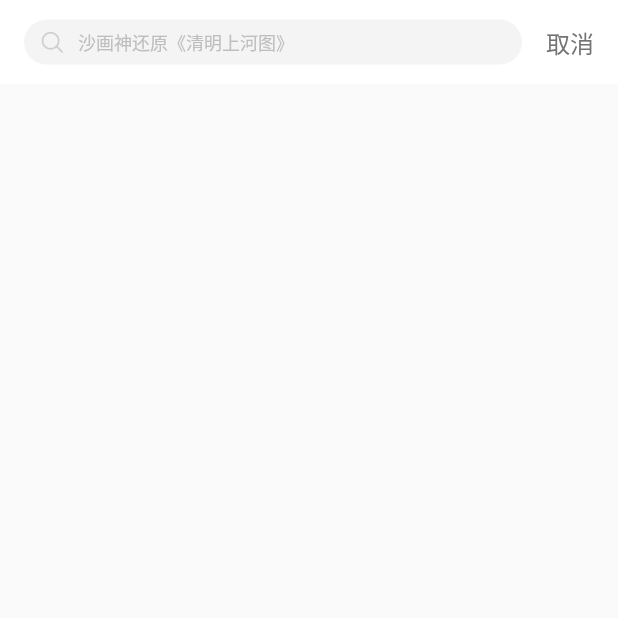
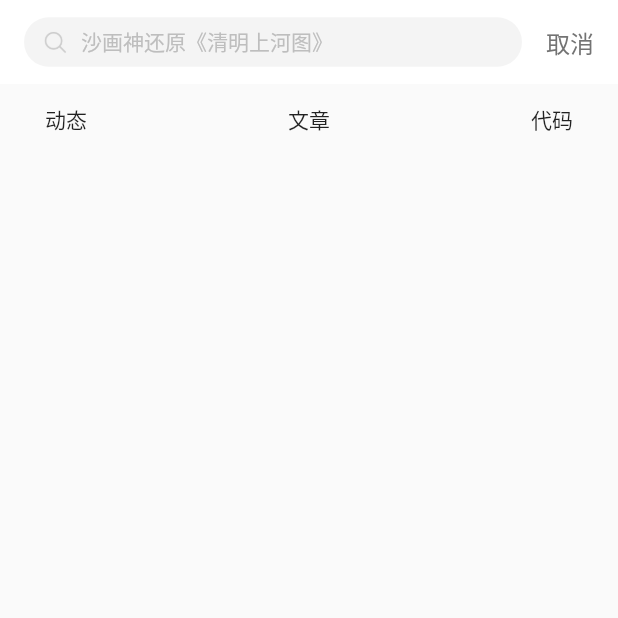
Before and after one commit to hayatesa/bilibili_mock, a Flutter app: the screen it shows after launch, tab 2 chosen, after a tap on "沙画神还原《清明上河图》", on a phone screen of 412 x 824 dp, the top half of it. Run offline on Flutter 3.47's test engine with Material 2 defaults, Android fonts, the phone set to English and light mode, and no system bars.

Commit message:
Add provider; Update layout;

```diff
--- a/lib/main.dart
+++ b/lib/main.dart
@@ -1,9 +1,14 @@
 import 'package:bilibli_mock/route/routes.dart';
 import 'package:bilibli_mock/route/page_route.dart';
+import 'package:bilibli_mock/state/app_state.dart';
 import 'package:bilibli_mock/views/not_found.dart';
 import 'package:flutter/material.dart';
+import 'package:provider/provider.dart';
 
-main() => runApp(App());
+main() => runApp(ChangeNotifierProvider.value(
+      value: AppState(),
+      child: App(),
+    ));
 
 class App extends StatelessWidget {
   const App({Key key}) : super(key: key);
@@ -25,6 +30,7 @@ class App extends StatelessWidget {
   Widget build(BuildContext context) {
     return Container(
       child: MaterialApp(
+        debugShowCheckedModeBanner: false,
         theme: ThemeData(primaryColor: Color.fromARGB(255, 255, 255, 255)),
         title: 'Bilibili',
         initialRoute: '/home',
--- a/lib/route/page_route.dart
+++ b/lib/route/page_route.dart
@@ -94,7 +94,7 @@ class LeftSlidePageRoute extends PageRouteBuilder {
       : super(
             settings: settings,
             // 设置过度时间
-            transitionDuration: Duration(milliseconds: 300),
+            transitionDuration: Duration(milliseconds: 400),
             // 构造器
             pageBuilder: (
               // 上下文和动画
--- a/lib/route/routes.dart
+++ b/lib/route/routes.dart
@@ -20,5 +20,5 @@ List routes = [
   AppRoute('/moment',  (settings) => StaticPageRoute(settings, Moment())),
   AppRoute('/buy',  (settings) => StaticPageRoute(settings, Buy())),
   AppRoute('/search',  (settings) => LeftSlidePageRoute(settings, Search())),
-  AppRoute('/404',  (settings) => StaticPageRoute(settings, NotFound())),
+  AppRoute('/404',  (settings) => LeftSlidePageRoute(settings, NotFound())),
 ];
--- /dev/null
+++ b/lib/state/app_state.dart
@@ -0,0 +1,16 @@
+import 'package:flutter/material.dart';
+
+class UserState with ChangeNotifier {
+
+}
+
+class AppState with ChangeNotifier {
+  String searchKeyword = '沙画神还原《清明上河图》';
+
+  setSearchKeyword(String keyword) {
+    searchKeyword = keyword;
+    notifyListeners();
+  }
+}
+
+// class UserState with ChangeNotifier {}
--- a/lib/views/home.dart
+++ b/lib/views/home.dart
@@ -1,17 +1,13 @@
 import 'package:bilibli_mock/contants/theme.dart';
+import 'package:bilibli_mock/state/app_state.dart';
 import 'package:bilibli_mock/widgets/base_layout.dart';
+import 'package:bilibli_mock/widgets/search.dart';
 import 'package:flutter/material.dart';
+import 'package:provider/provider.dart';
 
-class Home extends StatefulWidget {
+class Home extends StatelessWidget {
   const Home({Key key}) : super(key: key);
 
-  @override
-  State<StatefulWidget> createState() {
-    return _HomeState();
-  }
-}
-
-class _HomeState extends State<Home> {
   @override
   Widget build(BuildContext context) {
     return BaseLayout(
@@ -19,40 +15,12 @@ class _HomeState extends State<Home> {
         child: Row(
           children: <Widget>[
             Expanded(
-              child: Container(
-                padding: EdgeInsets.fromLTRB(10, 6, 10, 6),
-                decoration: BoxDecoration(
-                  color: GREY_LIGHT,
-                  borderRadius: BorderRadius.circular(50),
-                ),
-                child: GestureDetector(
-                  onTap: () {},
-                  child: Row(
-                    children: <Widget>[
-                      Image.asset(
-                        'assets/images/search.png',
-                        height: 18,
-                        width: 18,
-                      ),
-                      Expanded(
-                        child: Container(
-                          padding: EdgeInsets.only(left: 8),
-                          child: GestureDetector(
+              child: Consumer<AppState>(
+                builder: (context, AppState state, child) => SearchLikeButton(
+                  title: state.searchKeyword,
                   onTap: () {
                     Navigator.pushNamed(context, '/search');
                   },
-                            child: Text(
-                              '沙画神还原《清明上河图》',
-                              style: TextStyle(
-                                fontSize: 12,
-                                color: GREY_MID,
-                              ),
-                            ),
-                          ),
-                        ),
-                      ),
-                    ],
-                  ),
                 ),
               ),
             ),
@@ -74,6 +42,7 @@ class _HomeState extends State<Home> {
         ),
       ),
       tabBar: TabBar(
+        onTap: (index) {},
         labelPadding: EdgeInsets.only(left: 0, right: 0),
         labelColor: PINK_PRIMARY,
         unselectedLabelColor: GREY_PRIMARY,
@@ -94,14 +63,16 @@ class _HomeState extends State<Home> {
           Tab(text: '70年'),
         ],
       ),
-      body: TabBarView(children: [
+      body: TabBarView(
+        children: [
           Center(child: Text('直播')),
           Center(child: Text('推荐')),
           Center(child: Text('热门')),
           Center(child: Text('追番')),
           Center(child: Text('影视')),
           Center(child: Text('70年')),
-      ]),
+        ],
+      ),
     );
   }
 }
--- a/lib/views/not_found.dart
+++ b/lib/views/not_found.dart
@@ -11,18 +11,10 @@ class NotFound extends StatelessWidget {
       child: Column(
         mainAxisAlignment: MainAxisAlignment.center,
         children: <Widget>[
-          Text(
-            '404 Not Found',
-            style: TextStyle(
-              color: Colors.black,
-              fontSize: 14,
-              decoration: TextDecoration.none,
-            ),
-          ),
           RaisedButton(
             color: Colors.white,
             shape: CircleBorder(),
-            child: Icon(Icons.arrow_back, color: PINK_PRIMARY,),
+            child: Icon(Icons.arrow_back, color: PINK_PRIMARY, size: 100,),
             onPressed: () {
               Navigator.pushNamedAndRemoveUntil(
                   context, '/home', (route) => route == null);
--- a/lib/views/search.dart
+++ b/lib/views/search.dart
@@ -1,15 +1,16 @@
 import 'package:bilibli_mock/contants/theme.dart';
+import 'package:bilibli_mock/state/app_state.dart';
+import 'package:bilibli_mock/widgets/search.dart';
 import 'package:flutter/material.dart';
+import 'package:provider/provider.dart';
 
-class Search extends StatefulWidget {
+class Search extends StatelessWidget {
   Search({Key key}) : super(key: key);
 
-  _SearchState createState() => _SearchState();
-}
-
-class _SearchState extends State<Search> {
   @override
   Widget build(BuildContext context) {
+    final _state = Provider.of<AppState>(context);
+
     return Container(
       child: Scaffold(
         appBar: AppBar(
@@ -18,47 +19,13 @@ class _SearchState extends State<Search> {
           title: Row(
             children: <Widget>[
               Expanded(
-                child: Container(
-                  padding: EdgeInsets.fromLTRB(10, 6, 10, 6),
-                  decoration: BoxDecoration(
-                    color: GREY_LIGHT,
-                    borderRadius: BorderRadius.circular(50),
-                  ),
-                  child: GestureDetector(
-                    onTap: () {},
-                    child: Row(
-                      children: <Widget>[
-                        Image.asset(
-                          'assets/images/search.png',
-                          height: 18,
-                          width: 18,
-                        ),
-                        Expanded(
-                          child: Container(
-                            padding: EdgeInsets.only(left: 8),
-                            child: GestureDetector(
-                              onTap: () {
-                                Navigator.pushNamed(context, '/search');
-                              },
-                              child: Text(
-                                '沙画神还原《清明上河图》',
-                                style: TextStyle(
-                                  fontSize: 12,
-                                  color: GREY_MID,
-                                ),
-                              ),
-                            ),
-                          ),
-                        ),
-                      ],
-                    ),
-                  ),
+                child: SearchLikeButton(
+                  title: _state.searchKeyword,
+                  onTap: () => print('search'),
                 ),
               ),
               GestureDetector(
-                onTap: () {
-                  Navigator.pop(context);
-                },
+                onTap: () => Navigator.pop(context),
                 child: Container(
                   padding: EdgeInsets.only(left: 16),
                   child: Text(
@@ -74,7 +41,27 @@ class _SearchState extends State<Search> {
           ),
         ),
         body: Column(
-          children: <Widget>[],
+          children: <Widget>[
+            Consumer<AppState>(
+              builder: (BuildContext context, AppState state, Widget child) => Row(
+                mainAxisAlignment: MainAxisAlignment.spaceBetween,
+                children: <Widget>[
+                  FlatButton(
+                    onPressed: () => state.setSearchKeyword('查找精彩动态内容'),
+                    child: Text('动态'),
+                  ),
+                  FlatButton(
+                    onPressed: () => state.setSearchKeyword('写文章'),
+                    child: Text('文章'),
+                  ),
+                  FlatButton(
+                    onPressed: () => state.setSearchKeyword('写代码'),
+                    child: Text('代码'),
+                  ),
+                ],
+              ),
+            ),
+          ],
         ),
       ),
     );
--- a/lib/widgets/base_layout.dart
+++ b/lib/widgets/base_layout.dart
@@ -27,9 +27,7 @@ class _BaseLayoutState extends State<BaseLayout> {
 
   @override
   Widget build(BuildContext context) {
-    name = ModalRoute.of(context).settings.name;
-    currentIndex = routes.indexOf(name);
-    print(name);
+    currentIndex = routes.indexOf(ModalRoute.of(context).settings.name);
     return Container(
       child: DefaultTabController(
         length: 6,
@@ -90,6 +88,7 @@ class _BaseLayoutState extends State<BaseLayout> {
                   leading: Icon(Icons.history),
                   title: Text('历史记录'),
                   onTap: () {
+                    Navigator.pop(context);
                     Navigator.pushNamed(context, '/404');
                   },
                 ),
@@ -145,42 +144,42 @@ class _BaseLayoutState extends State<BaseLayout> {
                   },
                 ),
                 ListTile(
-                  leading: Icon(Icons.live_tv),
+                  leading: Icon(Icons.star_border),
                   title: Text('BW 成就'),
                   onTap: () {
                     // Navigator.pop(context);
                   },
                 ),
                 ListTile(
-                  leading: Icon(Icons.live_tv),
+                  leading: Icon(Icons.sim_card),
                   title: Text('免流量服务'),
                   onTap: () {
                     // Navigator.pop(context);
                   },
                 ),
                 ListTile(
-                  leading: Icon(Icons.live_tv),
+                  leading: Icon(Icons.security),
                   title: Text('青少年模式'),
                   onTap: () {
                     // Navigator.pop(context);
                   },
                 ),
                 ListTile(
-                  leading: Icon(Icons.live_tv),
+                  leading: Icon(Icons.assignment),
                   title: Text('我的订单'),
                   onTap: () {
                     // Navigator.pop(context);
                   },
                 ),
                 ListTile(
-                  leading: Icon(Icons.live_tv),
+                  leading: Icon(Icons.shopping_basket),
                   title: Text('会员购中心'),
                   onTap: () {
                     // Navigator.pop(context);
                   },
                 ),
                 ListTile(
-                  leading: Icon(Icons.live_tv),
+                  leading: Icon(Icons.headset_mic),
                   title: Text('联系客服'),
                   onTap: () {
                     // Navigator.pop(context);
@@ -192,6 +191,7 @@ class _BaseLayoutState extends State<BaseLayout> {
           body: widget.body,
           bottomNavigationBar: BottomNavigationBar(
             type: BottomNavigationBarType.fixed,
+            unselectedItemColor: GREY_MID,
             selectedItemColor: PINK_PRIMARY,
             items: const <BottomNavigationBarItem>[
               BottomNavigationBarItem(
@@ -216,8 +216,6 @@ class _BaseLayoutState extends State<BaseLayout> {
               name = routes[index];
               Navigator.pushNamedAndRemoveUntil(
                   context, name, (route) => route == null);
-              // Navigator.push(context, MaterialPageRoute(builder: (context) => Channel()));
-              setState(() {});
             },
           ),
         ),
--- /dev/null
+++ b/lib/widgets/search.dart
@@ -0,0 +1,44 @@
+import 'package:flutter/material.dart';
+import '../contants/theme.dart';
+
+class SearchLikeButton extends StatelessWidget {
+  final Function onTap;
+  final String title;
+
+  SearchLikeButton({this.onTap, this.title = ''});
+
+  @override
+  Widget build(BuildContext context) {
+    return GestureDetector(
+      onTap: onTap ?? () {},
+      child: Container(
+        padding: EdgeInsets.fromLTRB(12, 6, 12, 6),
+        decoration: BoxDecoration(
+          color: GREY_LIGHT,
+          borderRadius: BorderRadius.circular(50),
+        ),
+        child: Row(
+          children: <Widget>[
+            Image.asset(
+              'assets/images/search.png',
+              height: 18,
+              width: 18,
+            ),
+            Expanded(
+              child: Container(
+                padding: EdgeInsets.only(left: 8),
+                child: Text(
+                  title,
+                  style: TextStyle(
+                    fontSize: 14,
+                    color: GREY_MID,
+                  ),
+                ),
+              ),
+            ),
+          ],
+        ),
+      ),
+    );
+  }
+}
--- a/pubspec.yaml
+++ b/pubspec.yaml
@@ -23,6 +23,7 @@ dependencies:
   # The following adds the Cupertino Icons font to your application.
   # Use with the CupertinoIcons class for iOS style icons.
   cupertino_icons: ^0.1.2
+  provider: ^3.1.0+1
 
 dev_dependencies:
   flutter_test:
```
Also changed, not shown: pubspec.lock. Lines whose indentation alone changed are shown as unchanged.
